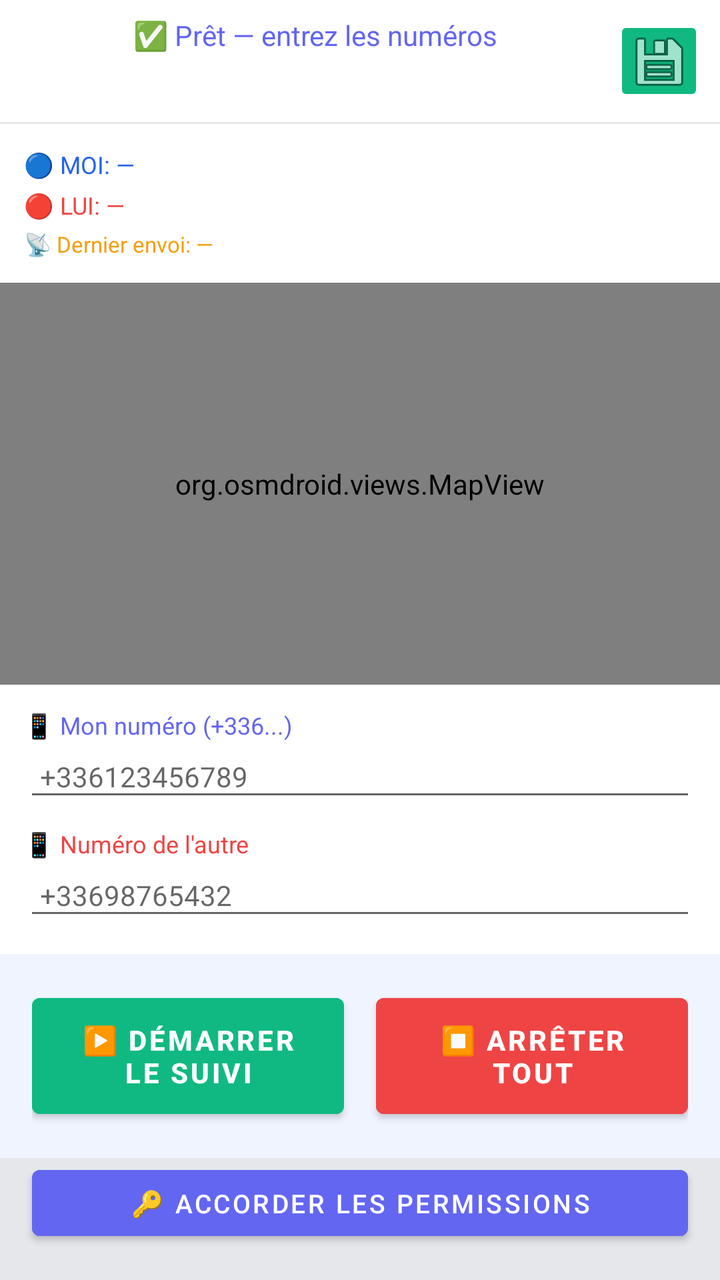
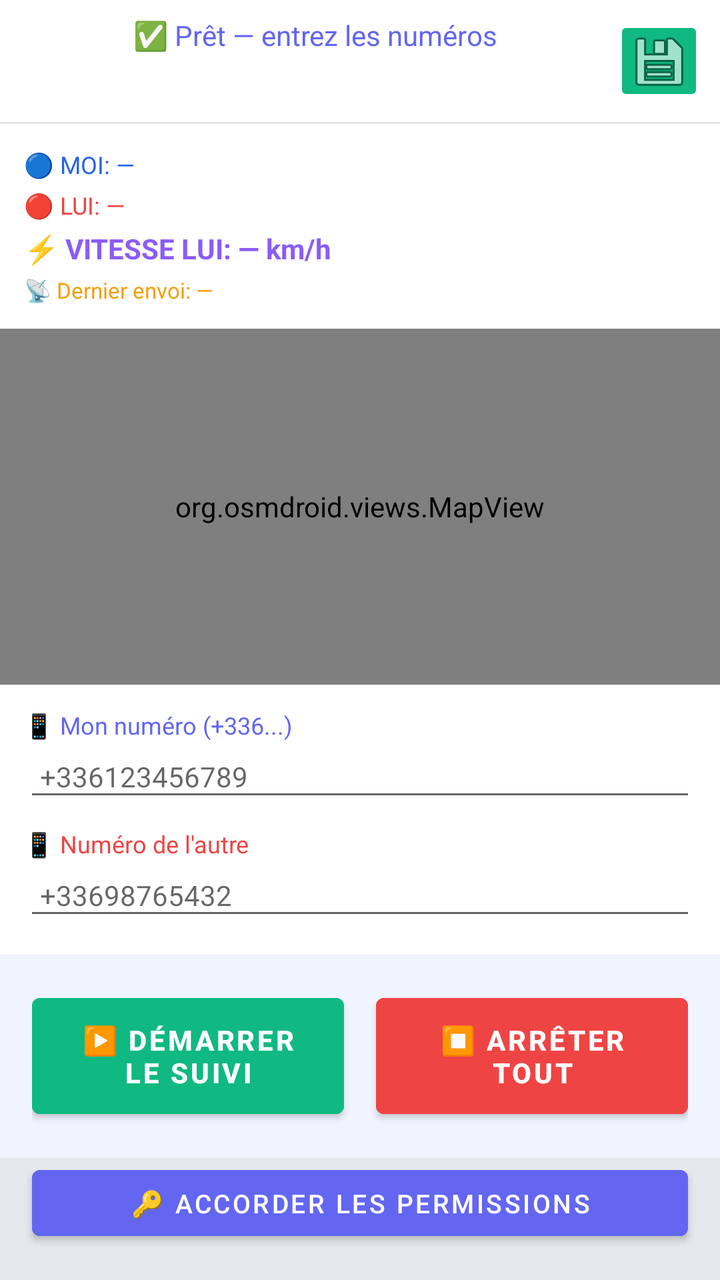

Compare the two renders of this Android layout. The source of the first and the diff that turns it into the second are given below.
<!-- AndroidManifest.xml: application theme AppTheme -->
<!-- res/layout/activity_main.xml -->
<?xml version="1.0" encoding="utf-8"?>
<LinearLayout xmlns:android="http://schemas.android.com/apk/res/android"
    android:layout_width="match_parent"
    android:layout_height="match_parent"
    android:orientation="vertical"
    android:background="@color/gray_200">

    <LinearLayout
        android:layout_width="match_parent"
        android:layout_height="wrap_content"
        android:orientation="horizontal"
        android:padding="8dp"
        android:background="@color/white"
        android:gravity="end">

        <TextView
            android:id="@+id/tvStatut"
            android:layout_width="0dp"
            android:layout_height="wrap_content"
            android:layout_weight="1"
            android:text="✅ Prêt — entrez les numéros"
            android:textSize="14sp"
            android:textColor="@color/purple_500"
            android:gravity="center"/>

        
        <ImageButton
            android:id="@+id/btnHideApp"
            android:layout_width="45dp"
            android:layout_height="45dp"
            android:src="@android:drawable/ic_menu_save"
            android:backgroundTint="@color/green_500"
            android:contentDescription="Cacher l'application"
            android:padding="8dp"/>
    </LinearLayout>

    <LinearLayout
        android:layout_width="match_parent"
        android:layout_height="wrap_content"
        android:orientation="vertical"
        android:padding="12dp"
        android:background="@color/white"
        android:layout_marginTop="1dp">

        <TextView
            android:id="@+id/tvMoi"
            android:layout_width="match_parent"
            android:layout_height="wrap_content"
            android:text="🔵 MOI: —"
            android:textSize="12sp"
            android:textColor="@color/blue_500"/>

        <TextView
            android:id="@+id/tvLui"
            android:layout_width="match_parent"
            android:layout_height="wrap_content"
            android:text="🔴 LUI: —"
            android:textSize="12sp"
            android:textColor="@color/red_500"
            android:layout_marginTop="4dp"/>

        <TextView
            android:id="@+id/tvDistance"
            android:layout_width="match_parent"
            android:layout_height="wrap_content"
            android:text="📡 Dernier envoi: —"
            android:textSize="11sp"
            android:textColor="@color/orange_500"
            android:layout_marginTop="4dp"/>
    </LinearLayout>

    <org.osmdroid.views.MapView
        android:id="@+id/mapView"
        android:layout_width="match_parent"
        android:layout_height="0dp"
        android:layout_weight="1"/>

    <LinearLayout
        android:layout_width="match_parent"
        android:layout_height="wrap_content"
        android:orientation="vertical"
        android:padding="12dp"
        android:background="@color/white">

        <TextView
            android:layout_width="match_parent"
            android:layout_height="wrap_content"
            android:text="📱 Mon numéro (+336...)"
            android:textSize="12sp"
            android:textColor="@color/purple_500"/>
        <EditText
            android:id="@+id/etMonNumero"
            android:layout_width="match_parent"
            android:layout_height="wrap_content"
            android:hint="+336123456789"
            android:inputType="phone"
            android:textSize="14sp"
            android:padding="8dp"
            android:layout_marginBottom="8dp"/>

        <TextView
            android:layout_width="match_parent"
            android:layout_height="wrap_content"
            android:text="📱 Numéro de l'autre"
            android:textSize="12sp"
            android:textColor="@color/red_500"/>
        <EditText
            android:id="@+id/etAutreNumero"
            android:layout_width="match_parent"
            android:layout_height="wrap_content"
            android:hint="+33698765432"
            android:inputType="phone"
            android:textSize="14sp"
            android:padding="8dp"/>
    </LinearLayout>

    <LinearLayout
        android:layout_width="match_parent"
        android:layout_height="wrap_content"
        android:orientation="horizontal"
        android:padding="16dp"
        android:background="#F0F4FF">

        <Button
            android:id="@+id/btnStart"
            android:layout_width="0dp"
            android:layout_height="70dp"
            android:layout_weight="1"
            android:text="▶️ DÉMARRER LE SUIVI"
            android:textSize="14sp"
            android:textStyle="bold"
            android:backgroundTint="@color/green_500"
            android:layout_marginEnd="8dp"/>

        <Button
            android:id="@+id/btnStop"
            android:layout_width="0dp"
            android:layout_height="70dp"
            android:layout_weight="1"
            android:text="⏹️ ARRÊTER TOUT"
            android:textSize="14sp"
            android:textStyle="bold"
            android:backgroundTint="@color/red_500"
            android:layout_marginStart="8dp"/>
    </LinearLayout>

    <Button
        android:id="@+id/btnPermissions"
        android:layout_width="match_parent"
        android:layout_height="45dp"
        android:text="🔑 Accorder les permissions"
        android:textSize="13sp"
        android:backgroundTint="@color/purple_500"
        android:layout_marginHorizontal="16dp"
        android:layout_marginBottom="16dp"/>

</LinearLayout>
<!-- resources referenced by this layout -->
<resources>
  <color name="blue_500">#2563EB</color>
  <color name="gray_200">#E5E7EB</color>
  <color name="green_500">#10B981</color>
  <color name="orange_500">#F59E0B</color>
  <color name="purple_500">#6366F1</color>
  <color name="red_500">#EF4444</color>
  <color name="white">#FFFFFF</color>
  <style name="AppTheme" parent="Theme.MaterialComponents.Light.NoActionBar">
          <item name="colorPrimary">@color/purple_500</item>
          <item name="colorPrimaryVariant">@color/purple_500</item>
          <item name="colorOnPrimary">@color/white</item>
          <item name="android:windowBackground">@color/gray_200</item>
          <item name="android:statusBarColor">@color/purple_500</item>
      </style>
</resources>

<!-- the commit's change to res/layout/activity_main.xml (unified diff, before → after) -->
@@ -23,7 +23,6 @@
             android:textColor="@color/purple_500"
             android:gravity="center"/>
 
-        
         <ImageButton
             android:id="@+id/btnHideApp"
             android:layout_width="45dp"
@@ -57,6 +56,17 @@
             android:text="🔴 LUI: —"
             android:textSize="12sp"
             android:textColor="@color/red_500"
+            android:layout_marginTop="4dp"/>
+
+        
+        <TextView
+            android:id="@+id/tvVitesseLui"
+            android:layout_width="match_parent"
+            android:layout_height="wrap_content"
+            android:text="⚡ VITESSE LUI: — km/h"
+            android:textSize="14sp"
+            android:textStyle="bold"
+            android:textColor="@color/vitesse"
             android:layout_marginTop="4dp"/>
 
         <TextView
<!-- resource entries referenced after the edit -->
@@ -6,6 +6,7 @@
   <color name="orange_500">#F59E0B</color>
   <color name="purple_500">#6366F1</color>
   <color name="red_500">#EF4444</color>
+  <color name="vitesse">#8B5CF6</color>
   <color name="white">#FFFFFF</color>
   <style name="AppTheme" parent="Theme.MaterialComponents.Light.NoActionBar">
           <item name="colorPrimary">@color/purple_500</item>
